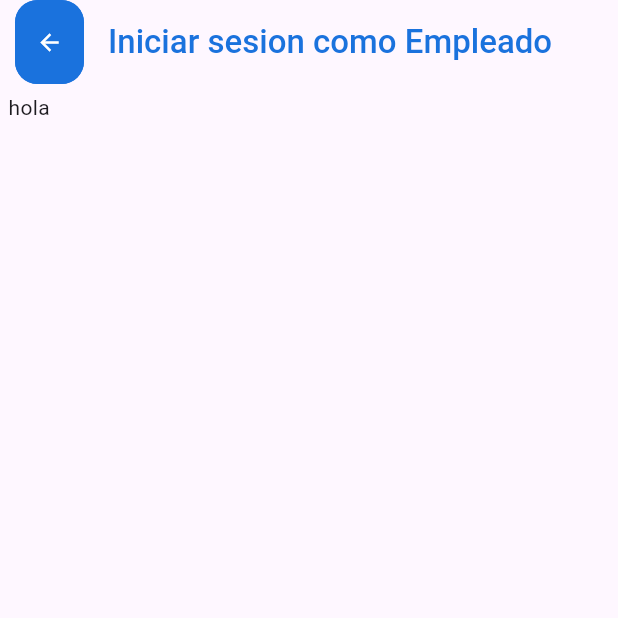
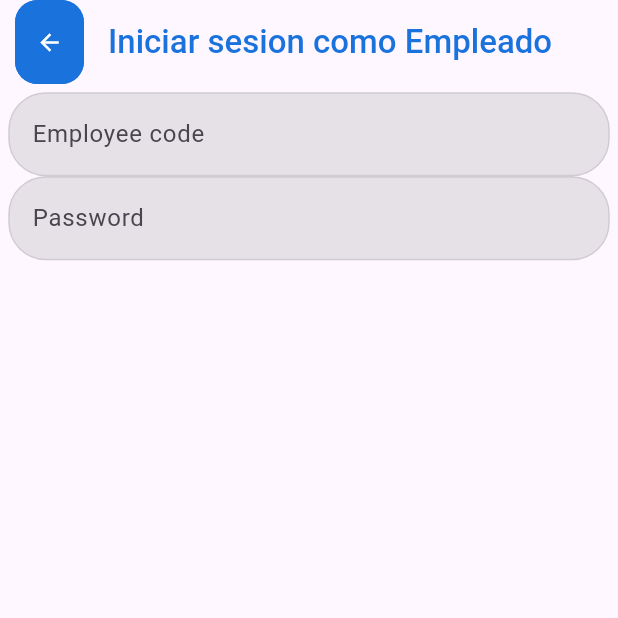
Before and after one commit to gustavosantaella/inventory, a Flutter app: the LoginAsOwnerOrEmployee screen opened by its route, after a tap on "Iniciar sesion como Empleado", on a phone screen of 412 x 824 dp, the top half of it. Run offline on Flutter 3.47's test engine with Material 3 defaults, Android fonts, the phone set to English and light mode, and no system bars; our stand-ins replace flutter_svg.

Commit message:
feat: create input widget

```diff
--- a/point_of_sales/lib/config/constants.dart
+++ b/point_of_sales/lib/config/constants.dart
@@ -3,6 +3,7 @@ import 'package:flutter/material.dart';
 class _ConstColors {
   Color blue = const Color.fromRGBO(26, 114, 221, 1);
   Color black1 = const Color.fromARGB(255, 6, 4, 8);
+  Color grey1 = const Color.fromARGB(24, 0, 0, 5);
 }
 
 class _Lang {
--- a/point_of_sales/lib/modules/auth/screens/login_as.dart
+++ b/point_of_sales/lib/modules/auth/screens/login_as.dart
@@ -3,6 +3,7 @@ import 'package:point_of_sales/config/constants.dart';
 import 'package:point_of_sales/helpers/lang.dart';
 import 'package:point_of_sales/helpers/styles/text.dart';
 import 'package:point_of_sales/widgets/app_bar_back_button.dart';
+import 'package:point_of_sales/widgets/input.dart';
 
 class LoginAs extends StatefulWidget {
   const LoginAs({super.key});
@@ -18,6 +19,9 @@ class _LoginAsState extends State<LoginAs> {
   initState() {
     super.initState();
   }
+
+  final usernameController = TextEditingController();
+  final passwordController = TextEditingController();
 
   @override
   Widget build(BuildContext context) {
@@ -38,6 +42,17 @@ class _LoginAsState extends State<LoginAs> {
             child: SafeArea(
                 child: Padding(
                     padding: EdgeInsets.all(ConstApp.padding),
-                    child: Text("hola")))));
+                    child: Column(children: [
+                      POSInput(
+                        errorText: null,
+                        label: lang("Employee code"),
+                        controller: usernameController,
+                      ),
+                      POSInput(
+                        errorText: null,
+                        label: lang("Password"),
+                        controller: passwordController,
+                      )
+                    ])))));
   }
 }
--- /dev/null
+++ b/point_of_sales/lib/widgets/input.dart
@@ -0,0 +1,42 @@
+import 'package:flutter/material.dart';
+import 'package:point_of_sales/config/constants.dart';
+import 'package:point_of_sales/helpers/lang.dart';
+
+class POSInput extends StatefulWidget {
+  final TextEditingController? controller;
+  final String? errorText;
+  final String? label;
+
+  const POSInput({super.key, this.controller, this.errorText, this.label});
+
+  @override
+  State<StatefulWidget> createState() => _InputState();
+}
+
+class _InputState extends State<POSInput> {
+  @override
+  Widget build(BuildContext context) {
+    return TextFormField(
+      decoration: InputDecoration(
+          errorText: widget.errorText,
+          enabledBorder: OutlineInputBorder(
+              borderRadius: BorderRadius.circular(25.0),
+              borderSide: BorderSide(
+                color: ConstApp.colors().grey1,
+                width: 1.0,
+              )),
+          focusedBorder: OutlineInputBorder(
+            borderRadius: BorderRadius.circular(25.0),
+            borderSide: BorderSide(
+              color: ConstApp.colors().blue,
+            ),
+          ),
+          border: const OutlineInputBorder(
+              borderRadius: BorderRadius.all(Radius.circular(25))),
+          labelText: widget.label ?? lang("Write something..."),
+          fillColor: ConstApp.colors().grey1,
+          filled: true),
+      controller: widget.controller,
+    );
+  }
+}
```
